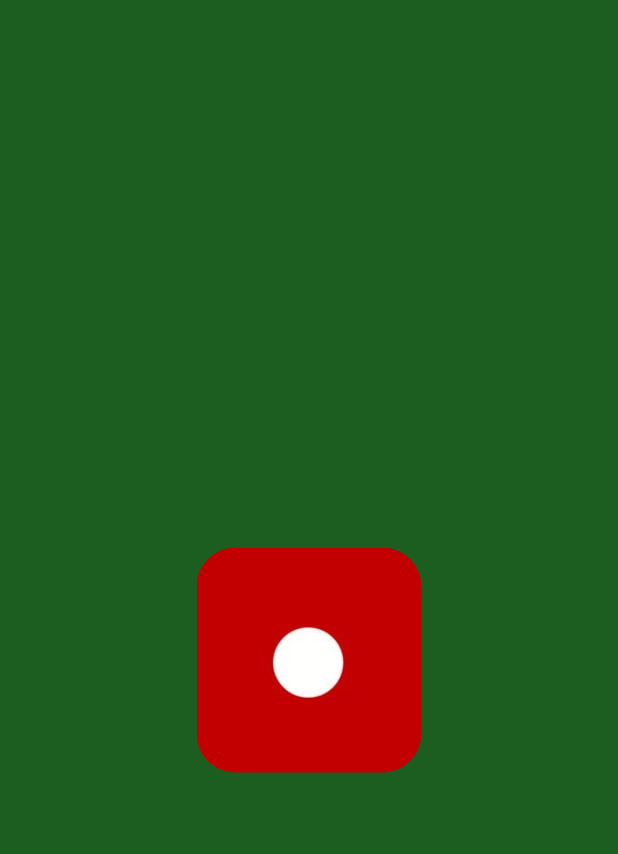
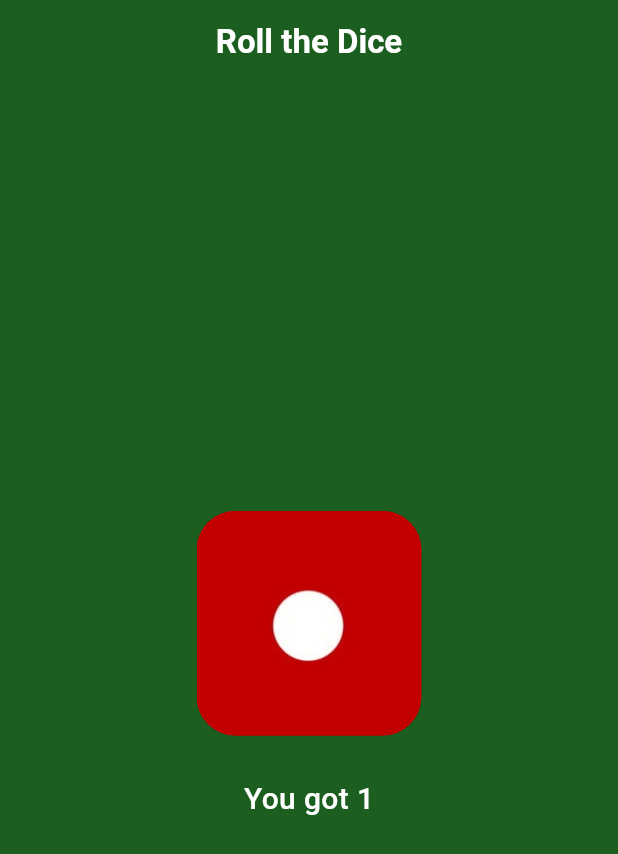
Before and after one commit to FathimaNajlak/mini_projects, a Flutter app: the screen it shows after launch, on a phone screen of 412 x 824 dp. Shown: the top 854 px of the screen. Run offline on Flutter 3.47's test engine with Material 3 defaults, Android fonts, the light colour scheme and no system bars.

Commit message:
Added Dice App project with rolling functionality and UI improvements

```diff
--- a/projects/dice_app/lib/dice_page.dart
+++ b/projects/dice_app/lib/dice_page.dart
@@ -14,7 +14,7 @@ class _DicePageState extends State<DicePage> {
   @override
   Widget build(BuildContext context) {
     return Center(
-      child: Row(
+      child: Column(
         mainAxisAlignment: MainAxisAlignment.center,
         children: [
           TextButton(
@@ -33,7 +33,17 @@ class _DicePageState extends State<DicePage> {
                 width: 150,
                 fit: BoxFit.cover,
               ),
-              ))
+            ),
+          ),
+          const SizedBox(height: 20),
+          Text(
+            'You got $diceNum',
+            style: TextStyle(
+              fontSize: 20,
+              fontWeight: FontWeight.w500,
+              color: Colors.white,
+            ),
+          ),
         ],
       ),
     );
--- a/projects/dice_app/lib/main.dart
+++ b/projects/dice_app/lib/main.dart
@@ -3,10 +3,16 @@ import 'package:flutter/material.dart';
 
 void main() {
   runApp(MaterialApp(
+    debugShowCheckedModeBanner: false,
     home: Scaffold(
       backgroundColor: Colors.green[900],
       appBar: AppBar(
+        title: Text(
+          'Roll the Dice',
+          style: TextStyle(fontWeight: FontWeight.bold, color: Colors.white),
+        ),
         backgroundColor: Colors.green[900],
+        centerTitle: true,
       ),
       body: DicePage(),
     ),
```
Lines whose indentation alone changed are shown as unchanged.
